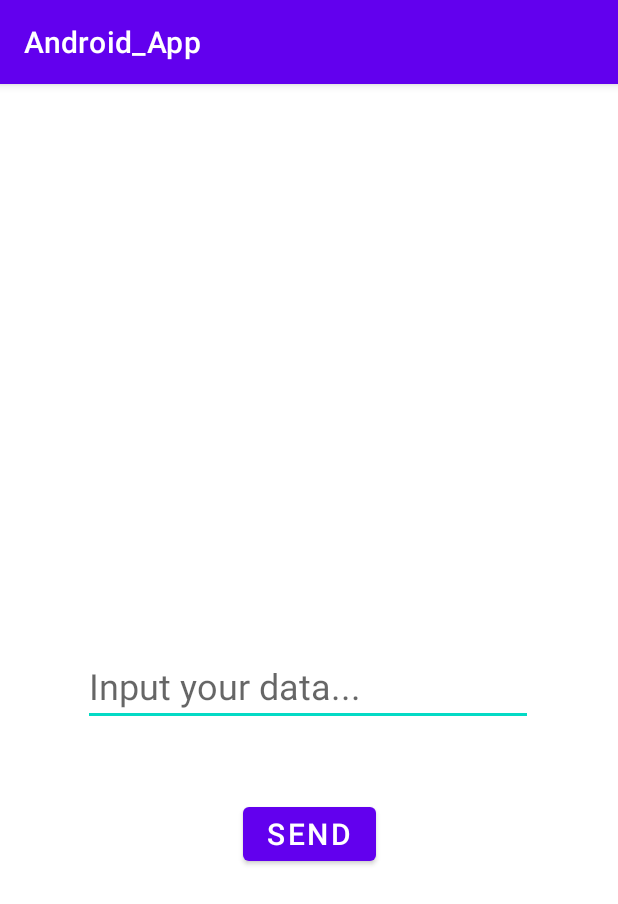
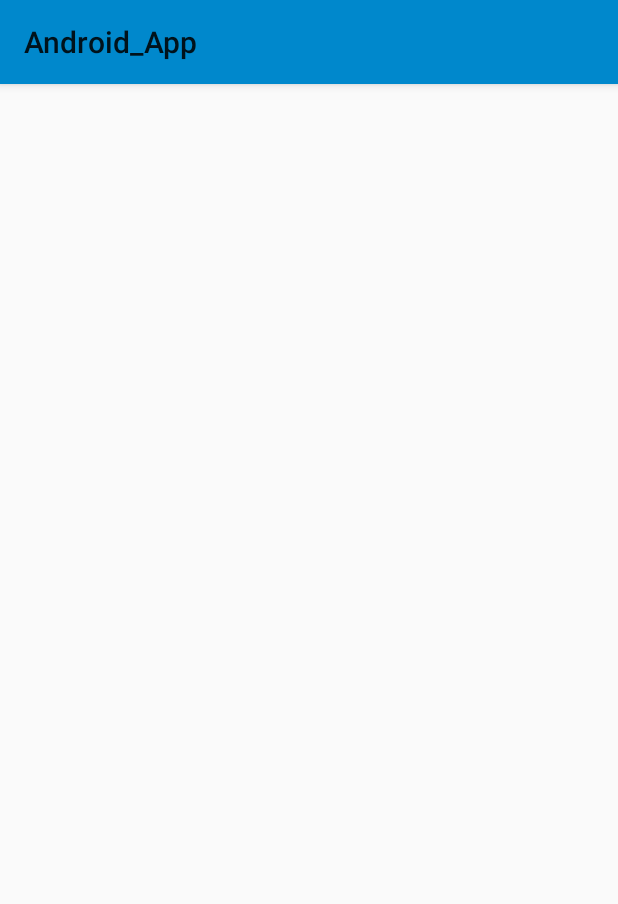
Before and after one commit to serghei-derevenco/Android_App, an Android app: the screen it shows after launch (MainActivity), on a phone screen of 412 x 824 dp. Shown: the top 904 px of the screen. Run offline under Robolectric (Android 15) with nearby library versions, the phone set to English and light mode, and no system bars; libraries missing offline, so code that uses them is left out: com.mikepenz.materialdrawer; 6 statements that could not run were skipped.

Commit message:
add style, navigation drawer, toolbar

```diff
--- a/app/src/main/java/com/example/android_app/MainActivity.kt
+++ b/app/src/main/java/com/example/android_app/MainActivity.kt
@@ -3,25 +3,67 @@ package com.example.android_app
 import androidx.appcompat.app.AppCompatActivity
 import android.os.Bundle
 import android.content.Intent
-import kotlinx.android.synthetic.main.activity_main.*
+import android.widget.Toolbar
+import com.example.android_app.databinding.ActivityMainBinding
+import com.mikepenz.materialdrawer.AccountHeader
+import com.mikepenz.materialdrawer.AccountHeaderBuilder
+import com.mikepenz.materialdrawer.Drawer
+import com.mikepenz.materialdrawer.DrawerBuilder
+import com.mikepenz.materialdrawer.model.PrimaryDrawerItem
+import com.mikepenz.materialdrawer.model.ProfileDrawerItem
+
 
 class MainActivity : AppCompatActivity() {
+
+    private lateinit var mBinding: ActivityMainBinding
+    private lateinit var mDrawer: Drawer
+    private lateinit var mHeader: AccountHeader
+    private lateinit var mToolbar: androidx.appcompat.widget.Toolbar
+
     override fun onCreate(savedInstanceState: Bundle?) {
         super.onCreate(savedInstanceState)
-        setContentView(R.layout.activity_main)
+        mBinding = ActivityMainBinding.inflate(layoutInflater)
+        setContentView(mBinding.root)
+    }
 
-        // show edited data, if it exists
-        if(intent.hasExtra("edited data")) {
-            val edited_data = intent.getStringExtra("edited data").toString()
-            recieved_data.setText(edited_data)
-        }
+    override fun onStart() {
+        super.onStart()
+        initFields()
+        initFunc()
+    }
 
-        // send data to second screen
-        send_btn.setOnClickListener {
-            val input = input_data.text.toString()
-            val intent = Intent(this, SecondActivity::class.java)
-            intent.putExtra("data", input)
-            startActivity(intent)
-        }
+    private fun initFunc() {
+        setSupportActionBar(mToolbar)
+        createHeader()
+        createDrawer()
+    }
+
+    private fun createDrawer() {
+        mDrawer = DrawerBuilder()
+            .withActivity(this)
+            .withToolbar(mToolbar)
+            .withActionBarDrawerToggle(true)
+            .withSelectedItem(-1)
+            .withAccountHeader(mHeader)
+            .addDrawerItems(
+                PrimaryDrawerItem().withIdentifier(100)
+                    .withIconTintingEnabled(true)
+                    .withName("New Group")
+                    .withSelectable(false)
+            ).build()
+    }
+
+    private fun createHeader() {
+        mHeader = AccountHeaderBuilder()
+            .withActivity(this)
+            .withHeaderBackground(R.drawable.header)
+            .addProfiles(
+                ProfileDrawerItem().withName("Serghei Derevenco")
+                    .withEmail("+37377777777")
+            ).build()
+    }
+
+    private fun initFields() {
+        mToolbar = mBinding.mainToolbar
     }
 }
--- /dev/null
+++ b/app/src/main/res/drawable/header.xml
@@ -0,0 +1,4 @@
+<?xml version="1.0" encoding="utf-8"?>
+<shape xmlns:android="http://schemas.android.com/apk/res/android">
+    <solid android:color="@color/colorPrimary" />
+</shape>
--- a/app/src/main/res/layout/activity_main.xml
+++ b/app/src/main/res/layout/activity_main.xml
@@ -6,42 +6,14 @@
     android:layout_height="match_parent"
     tools:context=".MainActivity">
 
-    <TextView
-        android:id="@+id/recieved_data"
-        android:layout_width="wrap_content"
-        android:layout_height="wrap_content"
-        android:textSize="24sp"
-        android:textStyle="bold"
-        app:layout_constraintBottom_toBottomOf="parent"
+    <androidx.appcompat.widget.Toolbar
+        android:id="@+id/mainToolbar"
+        android:layout_width="match_parent"
+        android:layout_height="?attr/actionBarSize"
+        android:background="@color/colorPrimary"
+        android:elevation="4dp"
+        app:layout_constraintStart_toStartOf="parent"
         app:layout_constraintEnd_toEndOf="parent"
-        app:layout_constraintHorizontal_bias="0.498"
-        app:layout_constraintLeft_toLeftOf="parent"
-        app:layout_constraintRight_toRightOf="parent"
-        app:layout_constraintStart_toStartOf="parent"
-        app:layout_constraintTop_toTopOf="parent"
-        app:layout_constraintVertical_bias="0.234" />
-
-    <EditText
-        android:id="@+id/input_data"
-        android:layout_width="300dp"
-        android:layout_height="wrap_content"
-        android:layout_marginBottom="340dp"
-        android:hint="Input your data..."
-        android:textSize="24sp"
-        app:layout_constraintBottom_toBottomOf="parent"
-        app:layout_constraintEnd_toEndOf="parent"
-        app:layout_constraintHorizontal_bias="0.495"
-        app:layout_constraintStart_toStartOf="parent" />
-
-    <Button
-        android:id="@+id/send_btn"
-        android:layout_width="wrap_content"
-        android:layout_height="wrap_content"
-        android:layout_marginBottom="244dp"
-        android:text="Send"
-        android:textSize="20sp"
-        app:layout_constraintBottom_toBottomOf="parent"
-        app:layout_constraintEnd_toEndOf="parent"
-        app:layout_constraintStart_toStartOf="parent" />
+        app:layout_constraintTop_toTopOf="parent" />
 
 </androidx.constraintlayout.widget.ConstraintLayout>
--- a/app/src/main/res/values-night/themes.xml
+++ /dev/null
@@ -1,16 +0,0 @@
-<resources xmlns:tools="http://schemas.android.com/tools">
-    <!-- Base application theme. -->
-    <style name="Theme.Android_App" parent="Theme.MaterialComponents.DayNight.DarkActionBar">
-        <!-- Primary brand color. -->
-        <item name="colorPrimary">@color/purple_200</item>
-        <item name="colorPrimaryVariant">@color/purple_700</item>
-        <item name="colorOnPrimary">@color/black</item>
-        <!-- Secondary brand color. -->
-        <item name="colorSecondary">@color/teal_200</item>
-        <item name="colorSecondaryVariant">@color/teal_200</item>
-        <item name="colorOnSecondary">@color/black</item>
-        <!-- Status bar color. -->
-        <item name="android:statusBarColor" tools:targetApi="l">?attr/colorPrimaryVariant</item>
-        <!-- Customize your theme here. -->
-    </style>
-</resources>
--- a/app/src/main/res/values/colors.xml
+++ b/app/src/main/res/values/colors.xml
@@ -1,10 +1,6 @@
 <?xml version="1.0" encoding="utf-8"?>
 <resources>
-    <color name="purple_200">#FFBB86FC</color>
-    <color name="purple_500">#FF6200EE</color>
-    <color name="purple_700">#FF3700B3</color>
-    <color name="teal_200">#FF03DAC5</color>
-    <color name="teal_700">#FF018786</color>
-    <color name="black">#FF000000</color>
-    <color name="white">#FFFFFFFF</color>
+    <color name="colorPrimary">#0088CC</color>
+    <color name="colorPrimaryDark">#0052CC</color>
+    <color name="colorAccent">#FFFFFF</color>
 </resources>
--- a/app/src/main/res/values/themes.xml
+++ b/app/src/main/res/values/themes.xml
@@ -1,16 +1,9 @@
 <resources xmlns:tools="http://schemas.android.com/tools">
     <!-- Base application theme. -->
-    <style name="Theme.Android_App" parent="Theme.MaterialComponents.DayNight.DarkActionBar">
+    <style name="Theme.Android_App" parent="MaterialDrawerTheme.Light">
         <!-- Primary brand color. -->
-        <item name="colorPrimary">@color/purple_500</item>
-        <item name="colorPrimaryVariant">@color/purple_700</item>
-        <item name="colorOnPrimary">@color/white</item>
-        <!-- Secondary brand color. -->
-        <item name="colorSecondary">@color/teal_200</item>
-        <item name="colorSecondaryVariant">@color/teal_700</item>
-        <item name="colorOnSecondary">@color/black</item>
-        <!-- Status bar color. -->
-        <item name="android:statusBarColor" tools:targetApi="l">?attr/colorPrimaryVariant</item>
-        <!-- Customize your theme here. -->
+        <item name="colorPrimary">@color/colorPrimary</item>
+        <item name="colorPrimaryVariant">@color/colorPrimaryDark</item>
+        <item name="colorOnPrimary">@color/colorAccent</item>
     </style>
 </resources>
```
Also changed, not shown: app/build.gradle (+12 -3 lines), app/src/main/java/com/example/android_app/SecondActivity.kt (deleted, +0 -25 lines), app/src/main/res/layout/activity_second.xml (deleted, +0 -36 lines).
